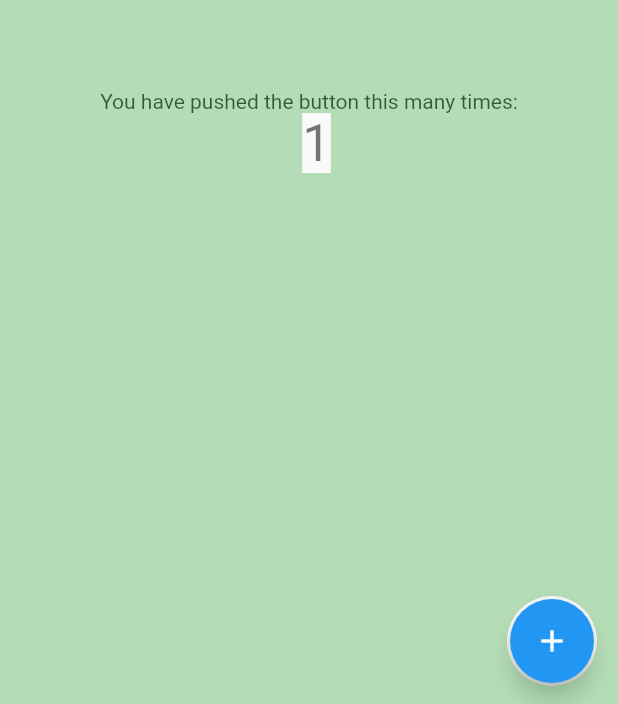
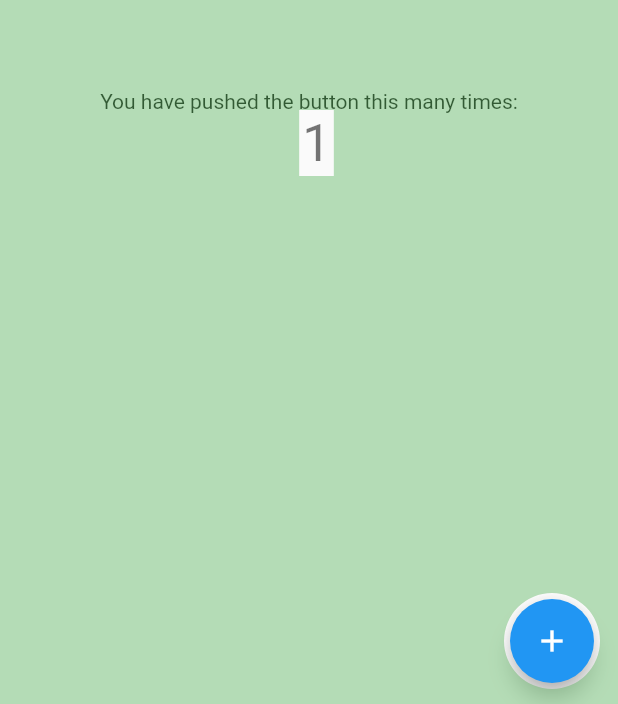
Before and after one commit to kfirufk/tuxin_tutorial_overlay, a Flutter app: the screen it shows after launch, after a tap on the "add" icon, on a phone screen of 412 x 824 dp. Shown: the part 529-1233 px from the top of the screen. Run offline on Flutter 3.47's test engine with Material 2 defaults, Android fonts, the phone set to English and light mode, and no system bars; our stand-ins replace synchronized.

Commit message:
[0.3.0] - 12/05/19 * BuildContext is now required when creating the overlay page instead of when showing it * added animation support * added default padding for all visible widgets * api changes       - createTutorialOverlay requires a context       - showOverlayEntry required named parameters and does not require context parameter       - showOverlayEntry as a new optional parameter       redisplayOverlayIfSameTAgName if to redraw the overlay when requested to display an already displayed overlay

```diff
--- a/example/lib/main.dart
+++ b/example/lib/main.dart
@@ -36,6 +36,7 @@ class _MyHomePageState extends State<MyHomePage> {
   void initState() {
     SchedulerBinding.instance.addPostFrameCallback((_) {
       createTutorialOverlay(
+        context: context,
           tagName: 'example',
           bgColor: Colors.green.withOpacity(
               0.4), // Optional. uses black color with 0.4 opacity by default
@@ -51,7 +52,7 @@ class _MyHomePageState extends State<MyHomePage> {
             style: TextStyle(decoration: TextDecoration.none),
           ));
 
-      showOverlayEntry(context, 'example');
+      showOverlayEntry(tagName: 'example');
     });
 
     super.initState();
--- a/lib/InvertedClipper.dart
+++ b/lib/InvertedClipper.dart
@@ -5,13 +5,14 @@ import 'WidgetData.dart';
 
 class InvertedClipper extends CustomClipper<Path> {
 
-  final Animation<double> _animation;
+  final Animation<double> animation;
   final List<WidgetData> widgetsData;
+  double padding;
   Function deepEq = const DeepCollectionEquality().equals;
   List<HoleArea> areas = [];
 
-  InvertedClipper(this._animation, Listenable reclip,
-      {this.widgetsData}) : super(reclip: reclip) {
+  InvertedClipper({@required this.padding, this.animation, Listenable reclip,
+      this.widgetsData}) : super(reclip: reclip) {
     if (widgetsData.isNotEmpty) {
       widgetsData.forEach((WidgetData widgetData) {
         if (widgetData.isEnabled) {
@@ -31,21 +32,22 @@ class InvertedClipper extends CustomClipper<Path> {
   @override
   Path getClip(Size size) {
     Path path = Path();
+    double animationValue = animation != null ? animation.value : 0;
     areas.forEach((HoleArea area) {
       switch (area.shape) {
         case WidgetShape.Oval: {
-          path.addOval(Rect.fromLTWH(area.x - ((area.padding + _animation.value*15) / 2), area.y - (area.padding + _animation.value*15) / 2,
-              area.width + (area.padding + _animation.value*15), area.height + (area.padding + _animation.value*15)));
+          path.addOval(Rect.fromLTWH(area.x - (((area.padding + padding) + animationValue*15) / 2), area.y - ((area.padding + padding) + animationValue*15) / 2,
+              area.width + ((area.padding + padding) + animationValue*15), area.height + ((area.padding + padding) + animationValue*15)));
         }
         break;
         case WidgetShape.Rect: {
-          path.addRect(Rect.fromLTWH(area.x - ((area.padding + _animation.value*15) / 2), area.y - (area.padding + _animation.value*15) / 2,
-              area.width + (area.padding + _animation.value*15), area.height + (area.padding + _animation.value*15)));
+          path.addRect(Rect.fromLTWH(area.x - (((area.padding + padding) + animationValue*15) / 2), area.y - ((area.padding + padding) + animationValue*15) / 2,
+              area.width + ((area.padding + padding) + animationValue*15), area.height + ((area.padding + padding) + animationValue*15)));
         }
         break;
         case WidgetShape.RRect: {
-          path.addRRect(RRect.fromRectAndCorners(Rect.fromLTWH(area.x - ((area.padding + _animation.value*15) / 2), area.y - (area.padding + _animation.value*15) / 2,
-              area.width + (area.padding + _animation.value*15), area.height + (area.padding + _animation.value*15)),
+          path.addRRect(RRect.fromRectAndCorners(Rect.fromLTWH(area.x - (((area.padding + padding) + animationValue*15) / 2), area.y - ((area.padding + padding) + animationValue*15) / 2,
+              area.width + ((area.padding + padding) + animationValue*15), area.height + ((area.padding + padding) + animationValue*15)),
               topLeft: Radius.circular(5.0),
               topRight: Radius.circular(5.0),
               bottomLeft: Radius.circular(5.0),
--- a/lib/OverlayPainter.dart
+++ b/lib/OverlayPainter.dart
@@ -9,18 +9,21 @@ Color colorBlack = Colors.black.withOpacity(0.4);
 
 class OverlayPainter extends CustomPainter {
 
-  final Animation<double> _animation;
+  final Animation<double> animation;
 
   BuildContext context;
   List<HoleArea> areas;
   List<WidgetData> widgetsData;
   Color bgColor;
+  double padding;
 
   @override
   void paint(Canvas canvas, Size size) {
     final double screenWidth = MediaQuery.of(context).size.width;
     final double screenHeight = MediaQuery.of(context).size.height;
     Path path = Path()..addRect(Rect.fromLTWH(0, 0, screenWidth, screenHeight));
+    double animationValue = animation != null ? animation.value : 0;
+
     areas.forEach((area) {
       switch (area.shape) {
         case WidgetShape.Oval:
@@ -30,10 +33,10 @@ class OverlayPainter extends CustomPainter {
                 path,
                 Path()
                   ..addOval(Rect.fromLTWH(
-                      area.x - ((area.padding + _animation.value*15) / 2),
-                      area.y - (area.padding + _animation.value*15) / 2,
-                      area.width + (area.padding + _animation.value*15),
-                      area.height + (area.padding + _animation.value*15))));
+                      area.x - (((area.padding+padding) + animationValue*15) / 2),
+                      area.y - ((area.padding+padding) + animationValue*15) / 2,
+                      area.width + ((area.padding+padding) + animationValue*15),
+                      area.height + ((area.padding+padding) + animationValue*15))));
           }
           break;
         case WidgetShape.Rect:
@@ -43,10 +46,10 @@ class OverlayPainter extends CustomPainter {
                 path,
                 Path()
                   ..addRect(Rect.fromLTWH(
-                      area.x - ((area.padding + _animation.value*15) / 2),
-                      area.y - (area.padding + _animation.value*15) / 2,
-                      area.width + (area.padding + _animation.value*15),
-                      area.height + (area.padding + _animation.value*15))));
+                      area.x - (((area.padding+padding) + animationValue*15) / 2),
+                      area.y - ((area.padding+padding) + animationValue*15) / 2,
+                      area.width + ((area.padding+padding) + animationValue*15),
+                      area.height + ((area.padding+padding) + animationValue*15))));
           }
           break;
         case WidgetShape.RRect:
@@ -57,10 +60,10 @@ class OverlayPainter extends CustomPainter {
                 Path()
                   ..addRRect(RRect.fromRectAndCorners(
                       Rect.fromLTWH(
-                          area.x - ((area.padding + _animation.value*15) / 2),
-                          area.y - (area.padding + _animation.value*15) / 2,
-                          area.width + (area.padding + _animation.value*15),
-                          area.height + (area.padding + _animation.value*15)),
+                          area.x - (((area.padding+padding) + animationValue*15) / 2),
+                          area.y - ((area.padding+padding) + animationValue*15) / 2,
+                          area.width + ((area.padding+padding) + animationValue*15),
+                          area.height + ((area.padding+padding) + animationValue*15)),
                       topLeft: Radius.circular(5.0),
                       topRight: Radius.circular(5.0),
                       bottomLeft: Radius.circular(5.0),
@@ -78,7 +81,7 @@ class OverlayPainter extends CustomPainter {
     return oldDelegate != this;
   }
 
-  OverlayPainter(this._animation, {this.context, this.widgetsData, this.bgColor}) : super(repaint: _animation) {
+  OverlayPainter({@required this.padding, this.animation, this.context, this.widgetsData, this.bgColor}) : super(repaint: animation) {
     areas = [];
     if (this.bgColor == null) {
       this.bgColor = colorBlack;
--- a/lib/TutorialOverlayUtil.dart
+++ b/lib/TutorialOverlayUtil.dart
@@ -12,8 +12,8 @@ OverlayData visibleOverlayPage;
 
 Map<String, OverlayData> _overlays = {};
 Map<GlobalKey, Rect> _rectMap = {};
-BuildContext _context;
 Lock _showOverlayLock = Lock();
+final int highlightCount=2;
 
 bool _debugInfo = false;
 bool _doneIt = false;
@@ -24,12 +24,16 @@ class OverlayData {
   int disabledVisibleWidgetsCount;
   bool detectWidgetPositionNSizeChanges;
   String tagName;
+  BuildContext context;
+  AnimationController animationController;
   List<GlobalKey> widgetsGlobalKeys;
 
   OverlayData(
       {@required this.entry,
-      @required this.tagName,
+       @required this.tagName,
+       @required this.context,
       this.widgetsGlobalKeys,
+      this.animationController,
       this.enabledVisibleWidgetsCount = 0,
       this.disabledVisibleWidgetsCount = 0,
       this.detectWidgetPositionNSizeChanges = true});
@@ -79,16 +83,15 @@ void redrawCurrentOverlay() {
   if (visibleOverlayPage != null) {
     _printIfDebug('redrawCurrentOverlay',"tag ${visibleOverlayPage.tagName}");
     SchedulerBinding.instance.addPostFrameCallback((_) {
-      visibleOverlayPage.entry.remove();
-      Overlay.of(_context).insert(visibleOverlayPage.entry);
+      _showOverlayEntry(tagName: visibleOverlayPage.tagName, redisplayOverlayIfSameTAgName: true);
     });
   } else {
     _printIfDebug('redrawCurrentOverlay','called with empty tag');
   }
 }
 
-void _showOverlayEntry(BuildContext context, String tagName)  {
-  _printIfDebug('_showOverlayEntry',"for tag $tagName");
+void _showOverlayEntry({String tagName, bool redisplayOverlayIfSameTAgName = false}) {
+  _printIfDebug('_showOverlayEntry', "for tag $tagName");
   SchedulerBinding.instance.addPostFrameCallback((_) {
     if (!_doneIt) {
       _doneIt = true;
@@ -96,28 +99,29 @@ void _showOverlayEntry(BuildContext context, String tagName)  {
     }
   });
 
-  if (visibleOverlayPage == null || visibleOverlayPage.tagName != tagName) {
-    _printIfDebug('_showOverlayEntry',"tagname null or differs from current");
-    _context = context;
+  if (redisplayOverlayIfSameTAgName ||
+      (visibleOverlayPage == null || visibleOverlayPage.tagName != tagName)) {
+    _printIfDebug('_showOverlayEntry', "tagname null or differs from current");
     // ignore if tag name already displayed
     if (!_overlays.containsKey(tagName)) {
       throw new Exception("tag name '$tagName' for overlay does not exists!");
     }
-
-    if (visibleOverlayPage == null ||
-        visibleOverlayPage.tagName != tagName) {
-      hideOverlayEntryIfExists();
-      Overlay.of(context).insert(_overlays[tagName].entry);
-      visibleOverlayPage = _overlays[tagName];
+    hideOverlayEntryIfExists();
+    final OverlayData data = _overlays[tagName];
+    Overlay.of(data.context).insert(data.entry);
+    visibleOverlayPage = data;
+    if (data.animationController != null) {
+      data.animationController.reset();
+      data.animationController.forward();
     }
   }
   _printIfDebug('_showOverlayEntry', 'function completed');
 }
 
-void showOverlayEntry(BuildContext context, String tagName) async {
+void showOverlayEntry({String tagName, bool redisplayOverlayIfSameTAgName = true}) async {
   SchedulerBinding.instance.addPostFrameCallback((d)=>
   _showOverlayLock.synchronized(()=>
-      _showOverlayEntry(context,tagName)
+      _showOverlayEntry(tagName: tagName,redisplayOverlayIfSameTAgName: redisplayOverlayIfSameTAgName)
   )
   );
 }
@@ -138,13 +142,17 @@ Future waitForFrameToEnd() async {
 
 void createTutorialOverlayIfNotExists(
     {@required String tagName,
+      @required BuildContext context,
+    bool enableHolesAnimation= true,
     List<WidgetData> widgetsData = const [],
     Function onTap,
     Color bgColor,
     Widget description}) {
   if (!_overlays.containsKey(tagName)) {
     createTutorialOverlay(
+      context: context,
         tagName: tagName,
+        enableHolesAnimation: enableHolesAnimation,
         widgetsData: widgetsData,
         onTap: onTap,
         bgColor: bgColor,
@@ -154,6 +162,9 @@ void createTutorialOverlayIfNotExists(
 
 void createTutorialOverlay(
     {@required String tagName,
+      @required BuildContext context,
+      bool enableHolesAnimation = true,
+      double defaultPadding = 4,
     List<WidgetData> widgetsData = const [],
     Function onTap,
     Color bgColor,
@@ -174,7 +185,38 @@ void createTutorialOverlay(
       disabledVisibleWidgetsCount++;
     }
   });
+  AnimationController animationController;
+  CurvedAnimation animation;
+  if (enableHolesAnimation) {
+    animationController =
+        AnimationController(
+            vsync: Overlay.of(context),
+            duration: Duration(milliseconds: 100));
+    animation =
+        CurvedAnimation(parent: animationController,
+            curve: Curves.easeInOut,
+            reverseCurve: Curves.easeInOut);
+    int animCount = 0;
+    animationController.addStatusListener((status) {
+      if (status == AnimationStatus.completed) {
+        if (animCount < highlightCount) {
+          animationController.reverse();
+          animCount++;
+        }
+      }
+      else if (status == AnimationStatus.dismissed) {
+        if (animCount < highlightCount) {
+          animationController.forward();
+        } else {
+          animCount=0;
+        }
+      }
+    });
+    //animationController.forward();
+  }
   _overlays[tagName] = OverlayData(
+    context: context,
+      animationController: animationController,
       widgetsGlobalKeys: widgetsGlobalKeys,
       enabledVisibleWidgetsCount: enabledVisibleWidgetsCount,
       disabledVisibleWidgetsCount: disabledVisibleWidgetsCount,
@@ -183,42 +225,22 @@ void createTutorialOverlay(
       FutureBuilder(
           future: waitForFrameToEnd(),
           builder: (BuildContext context, AsyncSnapshot snapshot) {
-            final AnimationController animationController =
-            AnimationController(
-                vsync: Overlay.of(context),
-                duration: Duration(milliseconds: 100));
-            final CurvedAnimation animation =
-            CurvedAnimation(parent: animationController,
-                curve: Curves.easeInOut,
-            reverseCurve: Curves.easeInOut);
-            int animCount = 0;
-            animationController.addStatusListener((status) {
-              if (status == AnimationStatus.completed) {
-                if (animCount < 2) {
-                  animationController.reverse();
-                  animCount++;
-                }
-              }
-              else if (status == AnimationStatus.dismissed) {
-                if (animCount < 2) {
-                  animationController.forward();
-                }
-              }
-            });
-            animationController.forward();
+
             return GestureDetector(
                 onTap: onTap,
                 child: ClipPath(
                     clipper: InvertedClipper(
-                        animation,
-                        animationController,
+                      padding: defaultPadding,
+                        animation: animation,
+                        reclip: animationController,
                         widgetsData: widgetsData),
                     child: CustomPaint(
                       child: Container(
                         child: description,
                       ),
                       painter: OverlayPainter(
-                          animation,
+                        padding: defaultPadding,
+                          animation: animation,
                           bgColor: bgColor,
                           context: context,
                           widgetsData: widgetsData),
--- a/pubspec.yaml
+++ b/pubspec.yaml
@@ -1,6 +1,6 @@
 name: tuxin_tutorial_overlay
 description: an overlay package that can be used for tutorials and walkthrough
-version: 0.2.0
+version: 0.3.0
 author: Kfir Zohar Ozer <ufkfir@icloud.com>
 homepage: https://github.com/kfirufk/tuxin_tutorial_overlay
 
```
Also changed, not shown: 2 other files.
